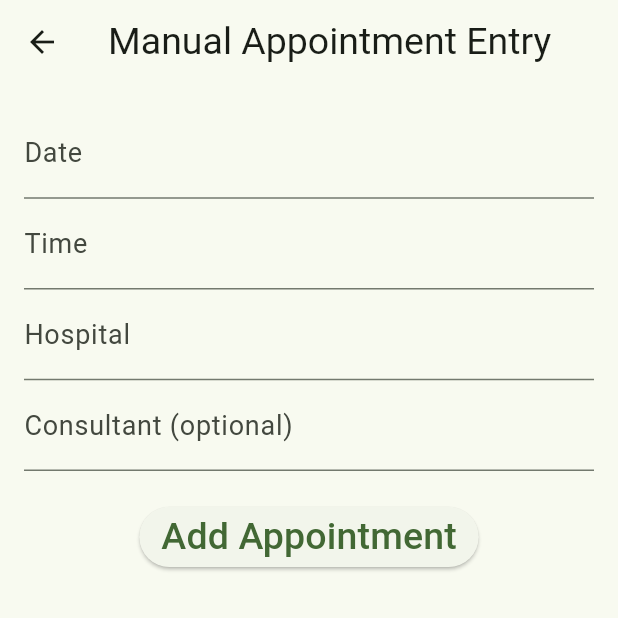
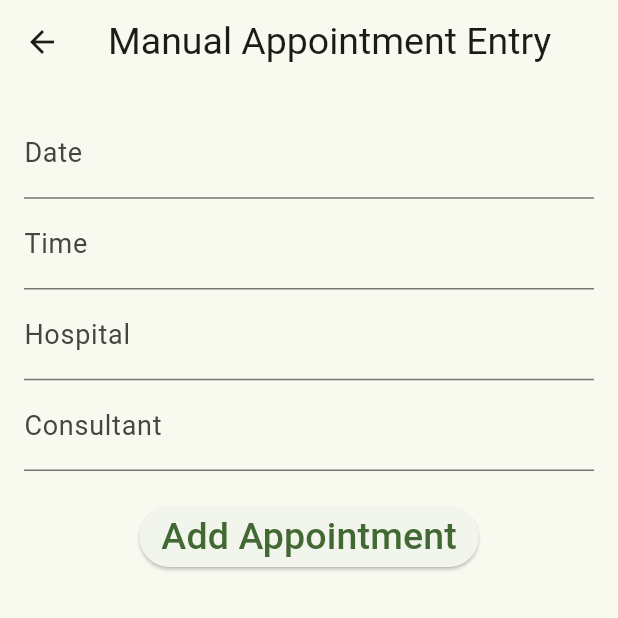
Before and after one commit to CondimentKiosk/healthApp, a Flutter app: the ManualAppointmentEntry screen opened directly, on a phone screen of 412 x 824 dp, the top half of it. Run offline on Flutter 3.47's test engine with Material 3 defaults, Android fonts, the phone set to English and light mode, and no system bars; our stand-ins replace image_picker, numberpicker, shared_preferences, table_calendar; missing offline and left inert: google_ml_kit; accounts and stored records are empty.

Commit message:
crud tested for appointments

```diff
--- a/lib/Services/appointment_services.dart
+++ b/lib/Services/appointment_services.dart
@@ -38,6 +38,7 @@ Future<List<Appointment>> getAppointmentsForPatient(int? patientId) async {
   final response = await http.get(url);
 
   if (response.statusCode == 200) {
+
     final List<dynamic> data = jsonDecode(response.body);
     return data.map((json) => Appointment.fromMap(json)).toList();
   } else {
--- a/lib/UI/Appointments/manual_appointment_entry_page.dart
+++ b/lib/UI/Appointments/manual_appointment_entry_page.dart
@@ -110,11 +110,13 @@ class _ManualAppointmentEntryState extends State<ManualAppointmentEntry> {
                 controller: _hospitalController,
                 decoration: InputDecoration(labelText: 'Hospital'),
                 validator: (value) =>
-                    value!.isEmpty ? 'Enter a hospital' : null,
+                    value!.isEmpty ? 'Enter a location' : null,
               ),
               TextFormField(
                 controller: _consultantController,
-                decoration: InputDecoration(labelText: 'Consultant (optional)'),
+                decoration: InputDecoration(labelText: 'Consultant'),
+                 validator: (value) =>
+                    value!.isEmpty ? 'Enter a doctor' : null,
               ),
               SizedBox(height: 20),
               ElevatedButton(
```
Also changed, not shown: lib/UI/Appointments/scanner_page.dart (+6 -5 lines), lib/UI/Medication/create_medication_page.dart (+2 -7 lines), 1 other file.
